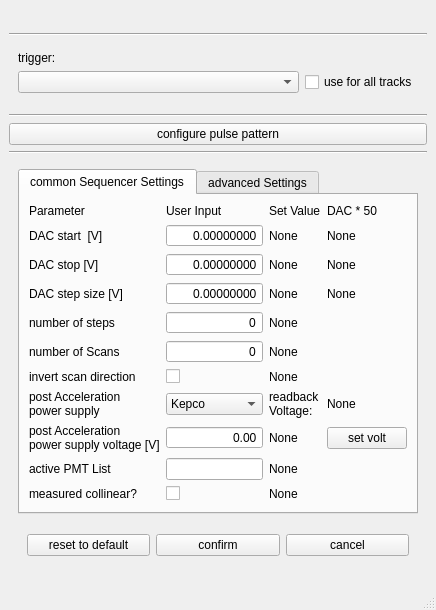
Old version of the form TildaHost/source/Interface/TrackParUi/Ui_TrackPar.ui in the repository lasersphere/Tilda.
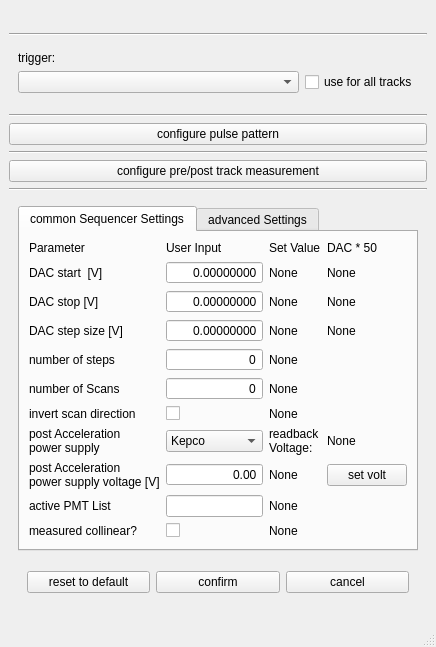
New version of the form. Icons and pictures are not drawn.

Commit message:
main changes: voltage/triton is measured for each track now. before and after possible.      -> many files needed to be adapted. in db offset is now stored as list of offset values for each track.
repetitions as go on file now possible.
liveplotwindow is reopenable after one has closed it during scan.

still gui responsibility needs to be improved -> some prints will be removed in the future

The edit to the form file:
```diff
--- a/TildaHost/source/Interface/TrackParUi/Ui_TrackPar.ui
+++ b/TildaHost/source/Interface/TrackParUi/Ui_TrackPar.ui
@@ -7,7 +7,7 @@
     <x>0</x>
     <y>0</y>
     <width>413</width>
-    <height>561</height>
+    <height>589</height>
    </rect>
   </property>
   <property name="windowTitle">
@@ -125,6 +125,20 @@
         </property>
        </widget>
       </item>
+      <item>
+       <widget class="QPushButton" name="pushButton_conf_pre_post_tr_meas">
+        <property name="text">
+         <string>configure pre/post track measurement</string>
+        </property>
+       </widget>
+      </item>
+      <item>
+       <widget class="Line" name="line_4">
+        <property name="orientation">
+         <enum>Qt::Horizontal</enum>
+        </property>
+       </widget>
+      </item>
       <item>
        <widget class="QWidget" name="commonSequencerSettings" native="true">
         <layout class="QVBoxLayout" name="verticalLayout_4">
```
Left out of the diff: 2 changed lines with no effect on the pictures. The commit also changes 38 other files.
